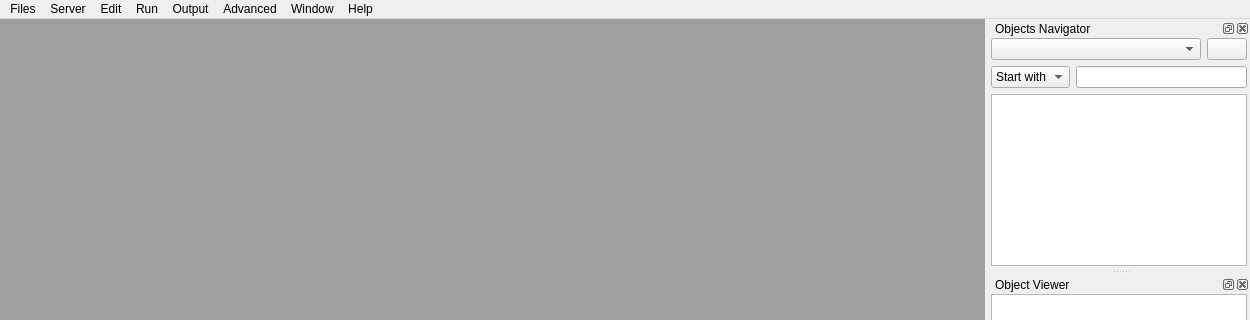
Old version of the form source/qtdesigner/MSql_editor_win1_ui.ui in the repository MValaguz/MSql; both pictures show x 0 to 1250 and y 0 to 320 of the 1250 by 700 pixel window.
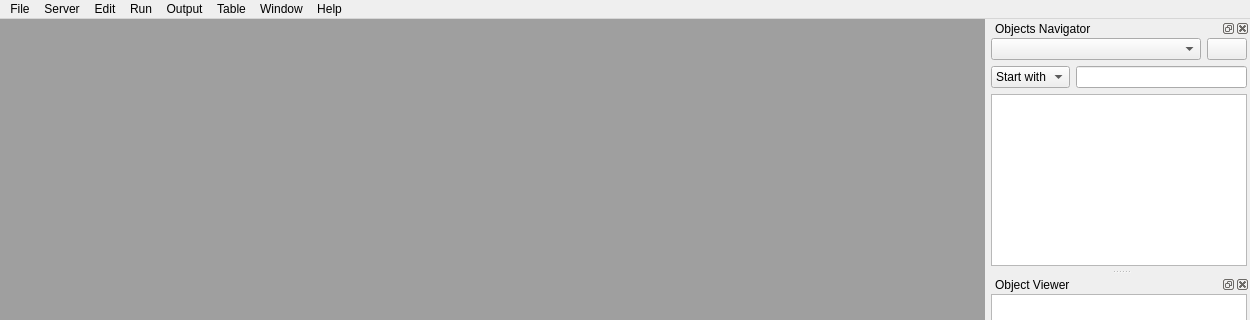
New version of the form. Icons and pictures are not drawn.

What changed in the file:
```diff
--- a/source/qtdesigner/MSql_editor_win1_ui.ui
+++ b/source/qtdesigner/MSql_editor_win1_ui.ui
@@ -69,7 +69,7 @@
    </property>
    <widget class="QMenu" name="menuFiles">
     <property name="title">
-     <string>Files</string>
+     <string>File</string>
     </property>
     <addaction name="actionNew"/>
     <addaction name="actionOpen"/>
@@ -110,7 +110,7 @@
    </widget>
    <widget class="QMenu" name="menuAdvanced">
     <property name="title">
-     <string>Advanced</string>
+     <string>Table</string>
     </property>
     <addaction name="actionMake_table_editable"/>
     <addaction name="actionSave_modified_data"/>
```
Left out of the diff: 163 changed lines with no effect on the pictures.
